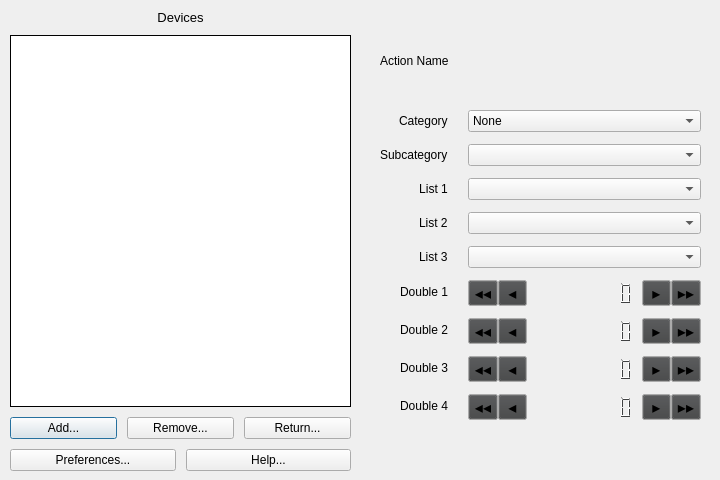
Above: src/forms/midimg-window.ui from nhielost/obs-midi-mg before the change. Below: the same form after it.
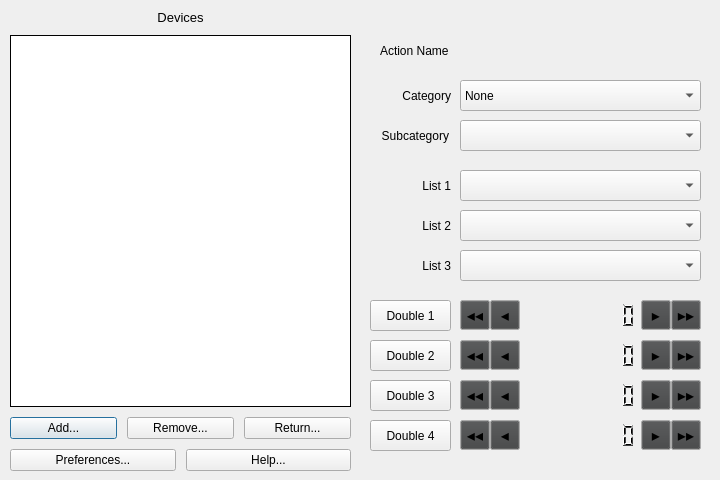
That is the form after the change. The open tabs and pages were chosen to show the change.

What changed in the file:
```diff
--- a/src/forms/midimg-window.ui
+++ b/src/forms/midimg-window.ui
@@ -2560,48 +2560,61 @@
       <disabled/>
      </palette>
     </property>
-    <widget class="QWidget" name="formLayoutWidget_2">
+    <widget class="QLabel" name="label_action_name">
      <property name="geometry">
       <rect>
-       <x>0</x>
-       <y>90</y>
-       <width>341</width>
-       <height>361</height>
+       <x>10</x>
+       <y>20</y>
+       <width>101</width>
+       <height>41</height>
       </rect>
      </property>
-     <property name="sizePolicy">
-      <sizepolicy hsizetype="Preferred" vsizetype="Minimum">
-       <horstretch>0</horstretch>
-       <verstretch>0</verstretch>
-      </sizepolicy>
+     <property name="font">
+      <font>
+       <family>Tahoma</family>
+       <pointsize>9</pointsize>
+       <underline>false</underline>
+      </font>
      </property>
-     <layout class="QFormLayout" name="action_props">
-      <property name="labelAlignment">
+     <property name="text">
+      <string>Action Name</string>
+     </property>
+    </widget>
+    <widget class="QLabel" name="text_action_name">
+     <property name="geometry">
+      <rect>
+       <x>110</x>
+       <y>20</y>
+       <width>221</width>
+       <height>41</height>
+      </rect>
+     </property>
+     <property name="font">
+      <font>
+       <family>Tahoma</family>
+       <pointsize>11</pointsize>
+       <bold>true</bold>
+      </font>
+     </property>
+     <property name="text">
+      <string>&lt;Action Name&gt;</string>
+     </property>
+     <property name="alignment">
        <set>Qt::AlignRight|Qt::AlignTrailing|Qt::AlignVCenter</set>
       </property>
-      <property name="formAlignment">
-       <set>Qt::AlignLeading|Qt::AlignLeft|Qt::AlignTop</set>
-      </property>
-      <property name="horizontalSpacing">
-       <number>20</number>
-      </property>
-      <property name="verticalSpacing">
-       <number>12</number>
-      </property>
-      <property name="leftMargin">
-       <number>10</number>
-      </property>
-      <property name="topMargin">
-       <number>10</number>
-      </property>
-      <property name="rightMargin">
-       <number>10</number>
-      </property>
-      <property name="bottomMargin">
-       <number>10</number>
-      </property>
-      <item row="0" column="0">
+     <property name="wordWrap">
+      <bool>true</bool>
+     </property>
+    </widget>
        <widget class="QLabel" name="label_cat">
+     <property name="geometry">
+      <rect>
+       <x>10</x>
+       <y>70</y>
+       <width>71</width>
+       <height>31</height>
+      </rect>
+     </property>
         <property name="sizePolicy">
          <sizepolicy hsizetype="Preferred" vsizetype="Preferred">
           <horstretch>0</horstretch>
@@ -2617,10 +2630,19 @@
         <property name="text">
          <string>Category</string>
         </property>
-       </widget>
-      </item>
-      <item row="0" column="1">
+     <property name="alignment">
+      <set>Qt::AlignRight|Qt::AlignTrailing|Qt::AlignVCenter</set>
+     </property>
+    </widget>
        <widget class="QComboBox" name="editor_cat">
+     <property name="geometry">
+      <rect>
+       <x>90</x>
+       <y>70</y>
+       <width>241</width>
+       <height>31</height>
+      </rect>
+     </property>
         <property name="sizePolicy">
          <sizepolicy hsizetype="Preferred" vsizetype="Fixed">
           <horstretch>0</horstretch>
@@ -2719,9 +2741,37 @@
          </property>
         </item>
        </widget>
-      </item>
-      <item row="1" column="0">
+    <widget class="QComboBox" name="editor_sub">
+     <property name="geometry">
+      <rect>
+       <x>90</x>
+       <y>110</y>
+       <width>241</width>
+       <height>31</height>
+      </rect>
+     </property>
+     <property name="sizePolicy">
+      <sizepolicy hsizetype="Preferred" vsizetype="Fixed">
+       <horstretch>0</horstretch>
+       <verstretch>0</verstretch>
+      </sizepolicy>
+     </property>
+     <property name="font">
+      <font>
+       <family>Tahoma</family>
+       <pointsize>9</pointsize>
+      </font>
+     </property>
+    </widget>
        <widget class="QLabel" name="label_sub">
+     <property name="geometry">
+      <rect>
+       <x>10</x>
+       <y>110</y>
+       <width>69</width>
+       <height>31</height>
+      </rect>
+     </property>
         <property name="sizePolicy">
          <sizepolicy hsizetype="Preferred" vsizetype="Preferred">
           <horstretch>0</horstretch>
@@ -2737,10 +2787,19 @@
         <property name="text">
          <string>Subcategory</string>
         </property>
-       </widget>
-      </item>
-      <item row="1" column="1">
-       <widget class="QComboBox" name="editor_sub">
+     <property name="alignment">
+      <set>Qt::AlignRight|Qt::AlignTrailing|Qt::AlignVCenter</set>
+     </property>
+    </widget>
+    <widget class="QComboBox" name="editor_str1">
+     <property name="geometry">
+      <rect>
+       <x>90</x>
+       <y>160</y>
+       <width>241</width>
+       <height>31</height>
+      </rect>
+     </property>
         <property name="sizePolicy">
          <sizepolicy hsizetype="Preferred" vsizetype="Fixed">
           <horstretch>0</horstretch>
@@ -2754,9 +2813,15 @@
          </font>
         </property>
        </widget>
-      </item>
-      <item row="2" column="0">
        <widget class="QLabel" name="label_str1">
+     <property name="geometry">
+      <rect>
+       <x>10</x>
+       <y>160</y>
+       <width>71</width>
+       <height>31</height>
+      </rect>
+     </property>
         <property name="sizePolicy">
          <sizepolicy hsizetype="Preferred" vsizetype="Preferred">
           <horstretch>0</horstretch>
@@ -2773,15 +2838,21 @@
          <string>List 1</string>
         </property>
         <property name="alignment">
-         <set>Qt::AlignCenter</set>
+      <set>Qt::AlignRight|Qt::AlignTrailing|Qt::AlignVCenter</set>
         </property>
         <property name="wordWrap">
          <bool>true</bool>
         </property>
        </widget>
-      </item>
-      <item row="2" column="1">
-       <widget class="QComboBox" name="editor_str1">
+    <widget class="QComboBox" name="editor_str2">
+     <property name="geometry">
+      <rect>
+       <x>90</x>
+       <y>200</y>
+       <width>241</width>
+       <height>31</height>
+      </rect>
+     </property>
         <property name="sizePolicy">
          <sizepolicy hsizetype="Preferred" vsizetype="Fixed">
           <horstretch>0</horstretch>
@@ -2795,9 +2866,15 @@
          </font>
         </property>
        </widget>
-      </item>
-      <item row="3" column="0">
        <widget class="QLabel" name="label_str2">
+     <property name="geometry">
+      <rect>
+       <x>10</x>
+       <y>200</y>
+       <width>71</width>
+       <height>31</height>
+      </rect>
+     </property>
         <property name="sizePolicy">
          <sizepolicy hsizetype="Preferred" vsizetype="Preferred">
           <horstretch>0</horstretch>
@@ -2814,29 +2891,22 @@
         <property name="text">
          <string>List 2</string>
         </property>
+     <property name="alignment">
+      <set>Qt::AlignRight|Qt::AlignTrailing|Qt::AlignVCenter</set>
+     </property>
         <property name="wordWrap">
          <bool>true</bool>
         </property>
        </widget>
-      </item>
-      <item row="3" column="1">
-       <widget class="QComboBox" name="editor_str2">
-        <property name="sizePolicy">
-         <sizepolicy hsizetype="Preferred" vsizetype="Fixed">
-          <horstretch>0</horstretch>
-          <verstretch>0</verstretch>
-         </sizepolicy>
-        </property>
-        <property name="font">
-         <font>
-          <family>Tahoma</family>
-          <pointsize>9</pointsize>
-         </font>
-        </property>
-       </widget>
-      </item>
-      <item row="4" column="0">
        <widget class="QLabel" name="label_str3">
+     <property name="geometry">
+      <rect>
+       <x>10</x>
+       <y>240</y>
+       <width>71</width>
+       <height>31</height>
+      </rect>
+     </property>
         <property name="sizePolicy">
          <sizepolicy hsizetype="Preferred" vsizetype="Preferred">
           <horstretch>0</horstretch>
@@ -2852,13 +2922,22 @@
         <property name="text">
          <string>List 3</string>
         </property>
+     <property name="alignment">
+      <set>Qt::AlignRight|Qt::AlignTrailing|Qt::AlignVCenter</set>
+     </property>
         <property name="wordWrap">
          <bool>true</bool>
         </property>
        </widget>
-      </item>
-      <item row="4" column="1">
        <widget class="QComboBox" name="editor_str3">
+     <property name="geometry">
+      <rect>
+       <x>90</x>
+       <y>240</y>
+       <width>241</width>
+       <height>31</height>
+      </rect>
+     </property>
         <property name="sizePolicy">
          <sizepolicy hsizetype="Preferred" vsizetype="Fixed">
           <horstretch>0</horstretch>
@@ -2872,14 +2951,21 @@
          </font>
         </property>
        </widget>
-      </item>
-      <item row="5" column="1">
+    <widget class="QWidget" name="layoutWidget">
+     <property name="geometry">
+      <rect>
+       <x>90</x>
+       <y>290</y>
+       <width>241</width>
+       <height>31</height>
+      </rect>
+     </property>
        <layout class="QHBoxLayout" name="editor_double1" stretch="1,1,4,1,1">
         <property name="spacing">
          <number>0</number>
         </property>
         <property name="sizeConstraint">
-         <enum>QLayout::SetFixedSize</enum>
+       <enum>QLayout::SetDefaultConstraint</enum>
         </property>
         <item>
          <widget class="QToolButton" name="down_major_double1">
@@ -3046,7 +3132,7 @@
         <item>
          <widget class="QLCDNumber" name="lcd_double1">
           <property name="sizePolicy">
-           <sizepolicy hsizetype="Minimum" vsizetype="Minimum">
+         <sizepolicy hsizetype="MinimumExpanding" vsizetype="Minimum">
             <horstretch>0</horstretch>
             <verstretch>0</verstretch>
            </sizepolicy>
@@ -3280,14 +3366,22 @@
          </widget>
         </item>
        </layout>
-      </item>
-      <item row="6" column="1">
+    </widget>
+    <widget class="QWidget" name="layoutWidget">
+     <property name="geometry">
+      <rect>
+       <x>90</x>
+       <y>330</y>
+       <width>241</width>
+       <height>31</height>
+      </rect>
+     </property>
        <layout class="QHBoxLayout" name="editor_double2" stretch="1,1,4,1,1">
         <property name="spacing">
          <number>0</number>
         </property>
         <property name="sizeConstraint">
-         <enum>QLayout::SetFixedSize</enum>
+       <enum>QLayout::SetDefaultConstraint</enum>
         </property>
         <item>
          <widget class="QToolButton" name="down_major_double2">
@@ -3454,7 +3548,7 @@
         <item>
          <widget class="QLCDNumber" name="lcd_double2">
           <property name="sizePolicy">
-           <sizepolicy hsizetype="Minimum" vsizetype="Minimum">
+         <sizepolicy hsizetype="MinimumExpanding" vsizetype="Minimum">
             <horstretch>0</horstretch>
             <verstretch>0</verstretch>
            </sizepolicy>
@@ -3688,14 +3782,22 @@
          </widget>
         </item>
        </layout>
-      </item>
-      <item row="7" column="1">
+    </widget>
+    <widget class="QWidget" name="layoutWidget">
+     <property name="geometry">
+      <rect>
+       <x>90</x>
+       <y>370</y>
+       <width>241</width>
+       <height>31</height>
+      </rect>
+     </property>
        <layout class="QHBoxLayout" name="editor_double3" stretch="1,1,4,1,1">
         <property name="spacing">
          <number>0</number>
         </property>
         <property name="sizeConstraint">
-         <enum>QLayout::SetFixedSize</enum>
+       <enum>QLayout::SetDefaultConstraint</enum>
         </property>
         <item>
          <widget class="QToolButton" name="down_major_double3">
@@ -3862,7 +3964,7 @@
         <item>
          <widget class="QLCDNumber" name="lcd_double3">
           <property name="sizePolicy">
-           <sizepolicy hsizetype="Minimum" vsizetype="Minimum">
+         <sizepolicy hsizetype="MinimumExpanding" vsizetype="Minimum">
             <horstretch>0</horstretch>
             <verstretch>0</verstretch>
            </sizepolicy>
@@ -4096,14 +4198,22 @@
          </widget>
         </item>
        </layout>
-      </item>
-      <item row="8" column="1">
+    </widget>
+    <widget class="QWidget" name="layoutWidget">
+     <property name="geometry">
+      <rect>
+       <x>90</x>
+       <y>410</y>
+       <width>241</width>
+       <height>31</height>
+      </rect>
+     </property>
        <layout class="QHBoxLayout" name="editor_double4" stretch="1,1,4,1,1">
         <property name="spacing">
          <number>0</number>
         </property>
         <property name="sizeConstraint">
-         <enum>QLayout::SetFixedSize</enum>
+       <enum>QLayout::SetDefaultConstraint</enum>
         </property>
         <item>
          <widget class="QToolButton" name="down_major_double4">
@@ -4270,7 +4380,7 @@
         <item>
          <widget class="QLCDNumber" name="lcd_double4">
           <property name="sizePolicy">
-           <sizepolicy hsizetype="Minimum" vsizetype="Minimum">
+         <sizepolicy hsizetype="MinimumExpanding" vsizetype="Minimum">
             <horstretch>0</horstretch>
             <verstretch>0</verstretch>
            </sizepolicy>
@@ -4504,11 +4614,18 @@
          </widget>
         </item>
        </layout>
-      </item>
-      <item row="5" column="0">
-       <widget class="QLabel" name="label_double1">
+    </widget>
+    <widget class="QPushButton" name="label_double1">
+     <property name="geometry">
+      <rect>
+       <x>0</x>
+       <y>290</y>
+       <width>81</width>
+       <height>31</height>
+      </rect>
+     </property>
         <property name="sizePolicy">
-         <sizepolicy hsizetype="Preferred" vsizetype="Preferred">
+      <sizepolicy hsizetype="Preferred" vsizetype="Fixed">
           <horstretch>0</horstretch>
           <verstretch>0</verstretch>
          </sizepolicy>
@@ -4522,18 +4639,21 @@
         <property name="text">
          <string>Double 1</string>
         </property>
-        <property name="alignment">
-         <set>Qt::AlignCenter</set>
-        </property>
-        <property name="wordWrap">
+     <property name="checkable">
          <bool>true</bool>
         </property>
        </widget>
-      </item>
-      <item row="6" column="0">
-       <widget class="QLabel" name="label_double2">
+    <widget class="QPushButton" name="label_double2">
+     <property name="geometry">
+      <rect>
+       <x>0</x>
+       <y>330</y>
+       <width>81</width>
+       <height>31</height>
+      </rect>
+     </property>
         <property name="sizePolicy">
-         <sizepolicy hsizetype="Preferred" vsizetype="Preferred">
+      <sizepolicy hsizetype="Preferred" vsizetype="Fixed">
           <horstretch>0</horstretch>
           <verstretch>0</verstretch>
          </sizepolicy>
@@ -4547,18 +4667,21 @@
         <property name="text">
          <string>Double 2</string>
         </property>
-        <property name="alignment">
-         <set>Qt::AlignCenter</set>
-        </property>
-        <property name="wordWrap">
+     <property name="checkable">
          <bool>true</bool>
         </property>
        </widget>
-      </item>
-      <item row="7" column="0">
-       <widget class="QLabel" name="label_double3">
+    <widget class="QPushButton" name="label_double3">
+     <property name="geometry">
+      <rect>
+       <x>0</x>
+       <y>370</y>
+       <width>81</width>
+       <height>31</height>
+      </rect>
+     </property>
         <property name="sizePolicy">
-         <sizepolicy hsizetype="Preferred" vsizetype="Preferred">
+      <sizepolicy hsizetype="Preferred" vsizetype="Fixed">
           <horstretch>0</horstretch>
           <verstretch>0</verstretch>
          </sizepolicy>
@@ -4572,18 +4695,21 @@
         <property name="text">
          <string>Double 3</string>
         </property>
-        <property name="alignment">
-         <set>Qt::AlignCenter</set>
-        </property>
-        <property name="wordWrap">
+     <property name="checkable">
          <bool>true</bool>
         </property>
        </widget>
-      </item>
-      <item row="8" column="0">
-       <widget class="QLabel" name="label_double4">
+    <widget class="QPushButton" name="label_double4">
+     <property name="geometry">
+      <rect>
+       <x>0</x>
+       <y>410</y>
+       <width>81</width>
+       <height>31</height>
+      </rect>
+     </property>
         <property name="sizePolicy">
-         <sizepolicy hsizetype="Preferred" vsizetype="Preferred">
+      <sizepolicy hsizetype="Preferred" vsizetype="Fixed">
           <horstretch>0</horstretch>
           <verstretch>0</verstretch>
          </sizepolicy>
@@ -4597,59 +4723,7 @@
         <property name="text">
          <string>Double 4</string>
         </property>
-        <property name="alignment">
-         <set>Qt::AlignCenter</set>
-        </property>
-        <property name="wordWrap">
-         <bool>true</bool>
-        </property>
-       </widget>
-      </item>
-     </layout>
-    </widget>
-    <widget class="QLabel" name="label_action_name">
-     <property name="geometry">
-      <rect>
-       <x>10</x>
-       <y>20</y>
-       <width>101</width>
-       <height>61</height>
-      </rect>
-     </property>
-     <property name="font">
-      <font>
-       <family>Tahoma</family>
-       <pointsize>9</pointsize>
-       <underline>false</underline>
-      </font>
-     </property>
-     <property name="text">
-      <string>Action Name</string>
-     </property>
-    </widget>
-    <widget class="QLabel" name="text_action_name">
-     <property name="geometry">
-      <rect>
-       <x>110</x>
-       <y>20</y>
-       <width>221</width>
-       <height>61</height>
-      </rect>
-     </property>
-     <property name="font">
-      <font>
-       <family>Tahoma</family>
-       <pointsize>11</pointsize>
-       <bold>true</bold>
-      </font>
-     </property>
-     <property name="text">
-      <string>&lt;Action Name&gt;</string>
-     </property>
-     <property name="alignment">
-      <set>Qt::AlignRight|Qt::AlignTrailing|Qt::AlignVCenter</set>
-     </property>
-     <property name="wordWrap">
+     <property name="checkable">
       <bool>true</bool>
      </property>
     </widget>
```
Left out of the diff: 362 changed lines with no effect on the pictures. Lines whose indentation alone changed are shown as unchanged.
